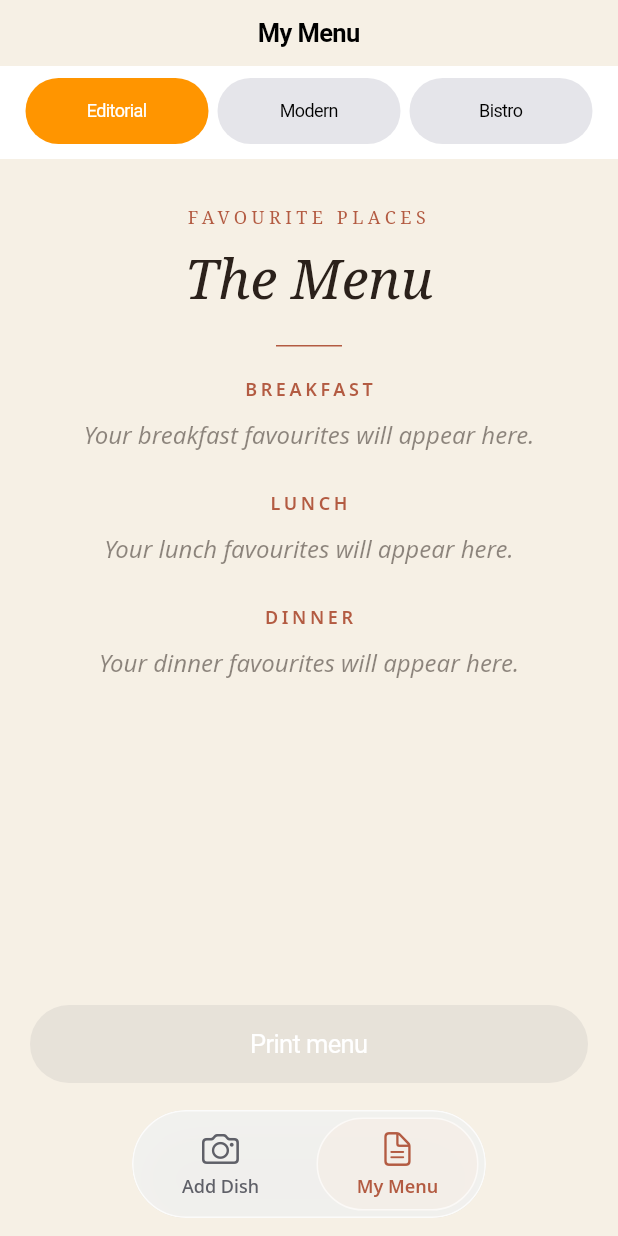
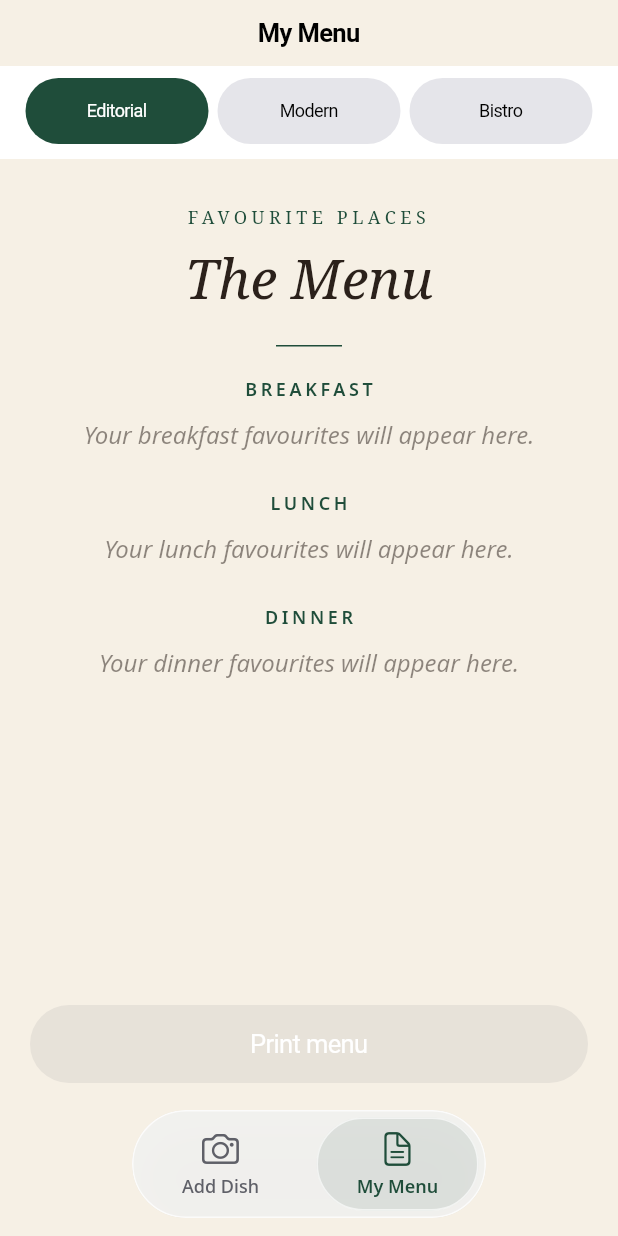
Before and after one commit to aswinckr/Hatch, a Flutter app: the screen it shows after launch, after a tap on "My Menu", on a phone screen of 412 x 824 dp. Run offline on Flutter 3.47's test engine with Material 3 defaults, Android fonts, the phone set to English and light mode, and no system bars; our stand-ins replace image_picker, pdf, printing, shared_preferences.

Commit message:
style: adopt dark green interaction theme

```diff
--- a/lib/app/floating_tab_bar.dart
+++ b/lib/app/floating_tab_bar.dart
@@ -56,7 +56,7 @@ class FloatingTabBar extends StatelessWidget {
                       height: height - 10,
                       child: DecoratedBox(
                         decoration: BoxDecoration(
-                          color: const Color(0xDDF4EEE7),
+                          color: const Color(0x1A1F4D3A),
                           borderRadius: BorderRadius.circular(31),
                           border: Border.all(color: const Color(0xA6FFFFFF)),
                         ),
@@ -111,7 +111,7 @@ class _Destination extends StatelessWidget {
 
   @override
   Widget build(BuildContext context) {
-    final color = selected ? AppColors.terracotta : const Color(0xFF5F6068);
+    final color = selected ? AppColors.forestGreen : const Color(0xFF5F6068);
     return Semantics(
       button: true,
       selected: selected,
--- a/lib/app/hatch_app.dart
+++ b/lib/app/hatch_app.dart
@@ -22,7 +22,7 @@ class HatchApp extends StatelessWidget {
     debugShowCheckedModeBanner: false,
     theme: const CupertinoThemeData(
       brightness: Brightness.light,
-      primaryColor: AppColors.terracotta,
+      primaryColor: AppColors.forestGreen,
       scaffoldBackgroundColor: AppColors.cream,
       textTheme: CupertinoTextThemeData(textStyle: AppTypography.body),
     ),
--- a/lib/core/design/app_colors.dart
+++ b/lib/core/design/app_colors.dart
@@ -3,6 +3,6 @@ import 'package:flutter/cupertino.dart';
 abstract final class AppColors {
   static const cream = Color(0xFFF6F0E5);
   static const espresso = Color(0xFF2B211B);
-  static const terracotta = Color(0xFFB35B42);
+  static const forestGreen = Color(0xFF1F4D3A);
   static const mutedInk = Color(0xFF74675E);
 }
--- a/lib/features/add_dish/presentation/add_dish_screen.dart
+++ b/lib/features/add_dish/presentation/add_dish_screen.dart
@@ -176,7 +176,7 @@ class AddDishScreenState extends State<AddDishScreen> {
               const Icon(
                 CupertinoIcons.check_mark_circled_solid,
                 size: 64,
-                color: AppColors.terracotta,
+                color: AppColors.forestGreen,
               ),
               const SizedBox(height: 18),
               const Text(
@@ -297,7 +297,11 @@ class _EmptyGallery extends StatelessWidget {
     ),
     child: Column(
       children: [
-        const Icon(CupertinoIcons.photo, size: 38, color: AppColors.terracotta),
+        const Icon(
+          CupertinoIcons.photo,
+          size: 38,
+          color: AppColors.forestGreen,
+        ),
         const SizedBox(height: 14),
         const Text(
           'Your gallery is waiting',
@@ -372,7 +376,7 @@ class FloatingCameraButton extends StatelessWidget {
         width: 64,
         height: 64,
         decoration: const BoxDecoration(
-          color: AppColors.terracotta,
+          color: AppColors.forestGreen,
           shape: BoxShape.circle,
           boxShadow: [
             BoxShadow(
--- a/lib/features/menu/presentation/menu_page.dart
+++ b/lib/features/menu/presentation/menu_page.dart
@@ -15,7 +15,7 @@ class MenuVisualTheme {
     MenuStyle.editorial => const MenuVisualTheme(
       paper: AppColors.cream,
       ink: AppColors.espresso,
-      accent: AppColors.terracotta,
+      accent: AppColors.forestGreen,
     ),
     MenuStyle.modern => const MenuVisualTheme(
       paper: Color(0xFFF7F7F4),
--- a/lib/features/menu/presentation/menu_screen.dart
+++ b/lib/features/menu/presentation/menu_screen.dart
@@ -1,4 +1,5 @@
 import 'package:flutter/cupertino.dart';
+import '../../../core/design/app_colors.dart';
 import '../../../core/design/app_shapes.dart';
 import '../application/menu_controller.dart' as app_menu;
 import '../data/menu_repository.dart';
@@ -85,7 +86,7 @@ class _StylePicker extends StatelessWidget {
                 key: Key('theme-${value.name}'),
                 padding: const EdgeInsets.symmetric(vertical: 8),
                 color: value == style
-                    ? CupertinoColors.activeOrange
+                    ? AppColors.forestGreen
                     : CupertinoColors.systemGrey5,
                 onPressed: () => onChanged(value),
                 child: Text(
```
Also changed, not shown: 1 other file.
